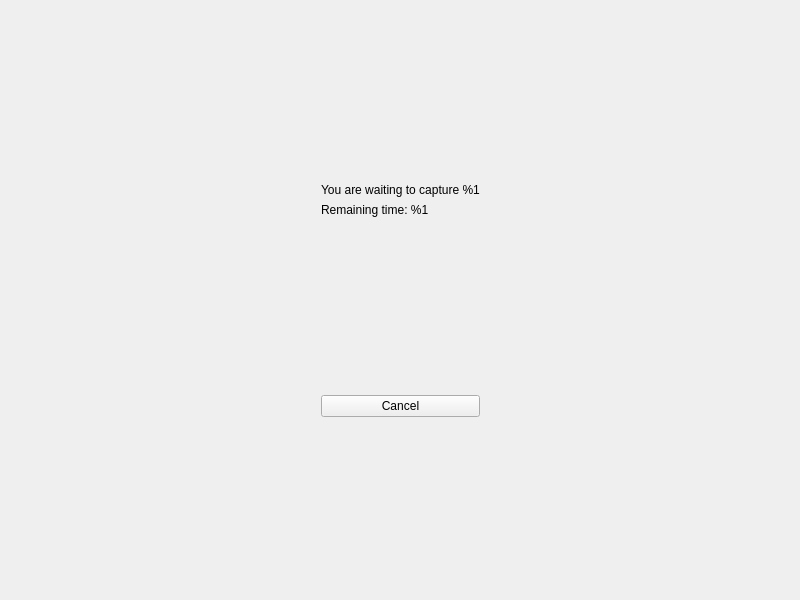
First picture: the form in client/base/interface/BaseWindow.ui, repository alphaonex86/CatchChallenger, before the edit.
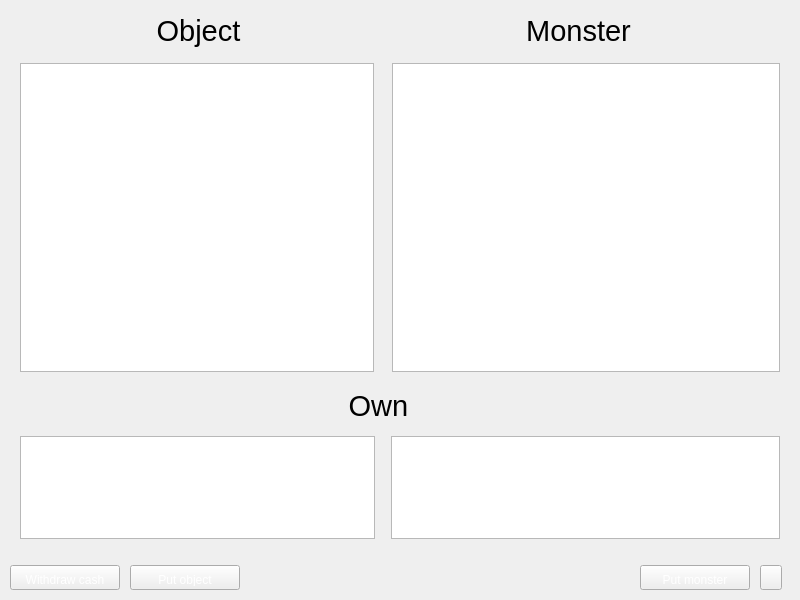
Second picture: the form after the edit. The open tabs and pages were chosen to show the change. Icons and pictures are not drawn.

Commit message: [Change] Progress on the market (client,server,shared lib)

The edit to the form file:
```diff
--- a/client/base/interface/BaseWindow.ui
+++ b/client/base/interface/BaseWindow.ui
@@ -46,8 +46,11 @@
      </property>
      <item>
       <widget class="QStackedWidget" name="stackedWidget">
+       <property name="styleSheet">
+        <string notr="true"/>
+       </property>
        <property name="currentIndex">
-        <number>13</number>
+        <number>16</number>
        </property>
        <widget class="QWidget" name="page_init">
         <property name="styleSheet">
@@ -5638,6 +5641,386 @@
          </item>
         </layout>
        </widget>
+       <widget class="QWidget" name="page_market">
+        <property name="styleSheet">
+         <string notr="true">#page_market{background-image: url(:/images/inventory/background.png);}</string>
+        </property>
+        <layout class="QHBoxLayout" name="horizontalLayout_55">
+         <property name="spacing">
+          <number>0</number>
+         </property>
+         <property name="margin">
+          <number>0</number>
+         </property>
+         <item>
+          <widget class="QFrame" name="market_layout">
+           <property name="styleSheet">
+            <string notr="true">#market_layout{background-image: url(:/images/inventory/market.png);}</string>
+           </property>
+           <widget class="QLabel" name="monsterDetailsName_2">
+            <property name="geometry">
+             <rect>
+              <x>20</x>
+              <y>5</y>
+              <width>357</width>
+              <height>51</height>
+             </rect>
+            </property>
+            <property name="minimumSize">
+             <size>
+              <width>357</width>
+              <height>51</height>
+             </size>
+            </property>
+            <property name="maximumSize">
+             <size>
+              <width>357</width>
+              <height>51</height>
+             </size>
+            </property>
+            <property name="font">
+             <font>
+              <pointsize>22</pointsize>
+             </font>
+            </property>
+            <property name="styleSheet">
+             <string notr="true">background-image: url(:/images/inventory/type.png);</string>
+            </property>
+            <property name="text">
+             <string notr="true">Object</string>
+            </property>
+            <property name="alignment">
+             <set>Qt::AlignCenter</set>
+            </property>
+           </widget>
+           <widget class="QLabel" name="monsterDetailsName_3">
+            <property name="geometry">
+             <rect>
+              <x>400</x>
+              <y>5</y>
+              <width>357</width>
+              <height>51</height>
+             </rect>
+            </property>
+            <property name="minimumSize">
+             <size>
+              <width>357</width>
+              <height>51</height>
+             </size>
+            </property>
+            <property name="maximumSize">
+             <size>
+              <width>357</width>
+              <height>51</height>
+             </size>
+            </property>
+            <property name="font">
+             <font>
+              <pointsize>22</pointsize>
+             </font>
+            </property>
+            <property name="styleSheet">
+             <string notr="true">background-image: url(:/images/inventory/type.png);</string>
+            </property>
+            <property name="text">
+             <string notr="true">Monster</string>
+            </property>
+            <property name="alignment">
+             <set>Qt::AlignCenter</set>
+            </property>
+           </widget>
+           <widget class="QLabel" name="monsterDetailsName_4">
+            <property name="geometry">
+             <rect>
+              <x>200</x>
+              <y>380</y>
+              <width>357</width>
+              <height>51</height>
+             </rect>
+            </property>
+            <property name="minimumSize">
+             <size>
+              <width>357</width>
+              <height>51</height>
+             </size>
+            </property>
+            <property name="maximumSize">
+             <size>
+              <width>357</width>
+              <height>51</height>
+             </size>
+            </property>
+            <property name="font">
+             <font>
+              <pointsize>22</pointsize>
+             </font>
+            </property>
+            <property name="styleSheet">
+             <string notr="true">background-image: url(:/images/inventory/type.png);</string>
+            </property>
+            <property name="text">
+             <string notr="true">Own</string>
+            </property>
+            <property name="alignment">
+             <set>Qt::AlignCenter</set>
+            </property>
+           </widget>
+           <widget class="QToolButton" name="marketQuit">
+            <property name="geometry">
+             <rect>
+              <x>760</x>
+              <y>565</y>
+              <width>22</width>
+              <height>25</height>
+             </rect>
+            </property>
+            <property name="minimumSize">
+             <size>
+              <width>22</width>
+              <height>25</height>
+             </size>
+            </property>
+            <property name="maximumSize">
+             <size>
+              <width>22</width>
+              <height>25</height>
+             </size>
+            </property>
+            <property name="styleSheet">
+             <string notr="true">QToolButton::hover {
+background-position:left center;
+}
+QToolButton::pressed {
+background-position:left bottom;
+}
+QToolButton { 
+background-image: url(:/images/interface/quit.png);
+border-image: url(:/images/empty.png);
+}</string>
+            </property>
+           </widget>
+           <widget class="QLabel" name="marketStat">
+            <property name="geometry">
+             <rect>
+              <x>210</x>
+              <y>570</y>
+              <width>341</width>
+              <height>20</height>
+             </rect>
+            </property>
+            <property name="textFormat">
+             <enum>Qt::RichText</enum>
+            </property>
+            <property name="alignment">
+             <set>Qt::AlignCenter</set>
+            </property>
+           </widget>
+           <widget class="QListWidget" name="marketObject">
+            <property name="geometry">
+             <rect>
+              <x>20</x>
+              <y>63</y>
+              <width>354</width>
+              <height>309</height>
+             </rect>
+            </property>
+            <property name="styleSheet">
+             <string notr="true">background-image: url(:/images/empty.png);</string>
+            </property>
+            <property name="iconSize">
+             <size>
+              <width>32</width>
+              <height>32</height>
+             </size>
+            </property>
+           </widget>
+           <widget class="QListWidget" name="marketMonster">
+            <property name="geometry">
+             <rect>
+              <x>392</x>
+              <y>63</y>
+              <width>388</width>
+              <height>309</height>
+             </rect>
+            </property>
+            <property name="styleSheet">
+             <string notr="true">background-image: url(:/images/empty.png);</string>
+            </property>
+            <property name="iconSize">
+             <size>
+              <width>32</width>
+              <height>32</height>
+             </size>
+            </property>
+           </widget>
+           <widget class="QListWidget" name="marketOwnObject">
+            <property name="geometry">
+             <rect>
+              <x>20</x>
+              <y>436</y>
+              <width>355</width>
+              <height>103</height>
+             </rect>
+            </property>
+            <property name="styleSheet">
+             <string notr="true">background-image: url(:/images/empty.png);</string>
+            </property>
+            <property name="iconSize">
+             <size>
+              <width>32</width>
+              <height>32</height>
+             </size>
+            </property>
+           </widget>
+           <widget class="QListWidget" name="marketOwnMonster">
+            <property name="geometry">
+             <rect>
+              <x>391</x>
+              <y>436</y>
+              <width>389</width>
+              <height>103</height>
+             </rect>
+            </property>
+            <property name="styleSheet">
+             <string notr="true">background-image: url(:/images/empty.png);</string>
+            </property>
+            <property name="iconSize">
+             <size>
+              <width>32</width>
+              <height>32</height>
+             </size>
+            </property>
+           </widget>
+           <widget class="QPushButton" name="marketWithdraw">
+            <property name="geometry">
+             <rect>
+              <x>10</x>
+              <y>565</y>
+              <width>110</width>
+              <height>25</height>
+             </rect>
+            </property>
+            <property name="minimumSize">
+             <size>
+              <width>110</width>
+              <height>25</height>
+             </size>
+            </property>
+            <property name="maximumSize">
+             <size>
+              <width>110</width>
+              <height>25</height>
+             </size>
+            </property>
+            <property name="styleSheet">
+             <string notr="true">QPushButton::hover {
+background-position:left center;
+}
+QPushButton::pressed {
+background-position:left bottom;
+}
+QPushButton { 
+background-image: url(:/images/interface/button-generic.png);
+border-image: url(:/images/empty.png);
+color: rgb(255, 255, 255);
+padding-left:4px;
+padding-right:4px;
+padding-top:8px;
+padding-bottom:3px;
+}</string>
+            </property>
+            <property name="text">
+             <string>Withdraw cash</string>
+            </property>
+           </widget>
+           <widget class="QPushButton" name="marketPutObject">
+            <property name="geometry">
+             <rect>
+              <x>130</x>
+              <y>565</y>
+              <width>110</width>
+              <height>25</height>
+             </rect>
+            </property>
+            <property name="minimumSize">
+             <size>
+              <width>110</width>
+              <height>25</height>
+             </size>
+            </property>
+            <property name="maximumSize">
+             <size>
+              <width>110</width>
+              <height>25</height>
+             </size>
+            </property>
+            <property name="styleSheet">
+             <string notr="true">QPushButton::hover {
+background-position:left center;
+}
+QPushButton::pressed {
+background-position:left bottom;
+}
+QPushButton { 
+background-image: url(:/images/interface/button-generic.png);
+border-image: url(:/images/empty.png);
+color: rgb(255, 255, 255);
+padding-left:4px;
+padding-right:4px;
+padding-top:8px;
+padding-bottom:3px;
+}</string>
+            </property>
+            <property name="text">
+             <string>Put object</string>
+            </property>
+           </widget>
+           <widget class="QPushButton" name="marketPutMonster">
+            <property name="geometry">
+             <rect>
+              <x>640</x>
+              <y>565</y>
+              <width>110</width>
+              <height>25</height>
+             </rect>
+            </property>
+            <property name="minimumSize">
+             <size>
+              <width>110</width>
+              <height>25</height>
+             </size>
+            </property>
+            <property name="maximumSize">
+             <size>
+              <width>110</width>
+              <height>25</height>
+             </size>
+            </property>
+            <property name="styleSheet">
+             <string notr="true">QPushButton::hover {
+background-position:left center;
+}
+QPushButton::pressed {
+background-position:left bottom;
+}
+QPushButton { 
+background-image: url(:/images/interface/button-generic.png);
+border-image: url(:/images/empty.png);
+color: rgb(255, 255, 255);
+padding-left:4px;
+padding-right:4px;
+padding-top:8px;
+padding-bottom:3px;
+}</string>
+            </property>
+            <property name="text">
+             <string>Put monster</string>
+            </property>
+           </widget>
+          </widget>
+         </item>
+        </layout>
+       </widget>
       </widget>
      </item>
     </layout>
```
Left out of the diff: 107 changed lines with no effect on the pictures. The commit also changes 94 other files.
